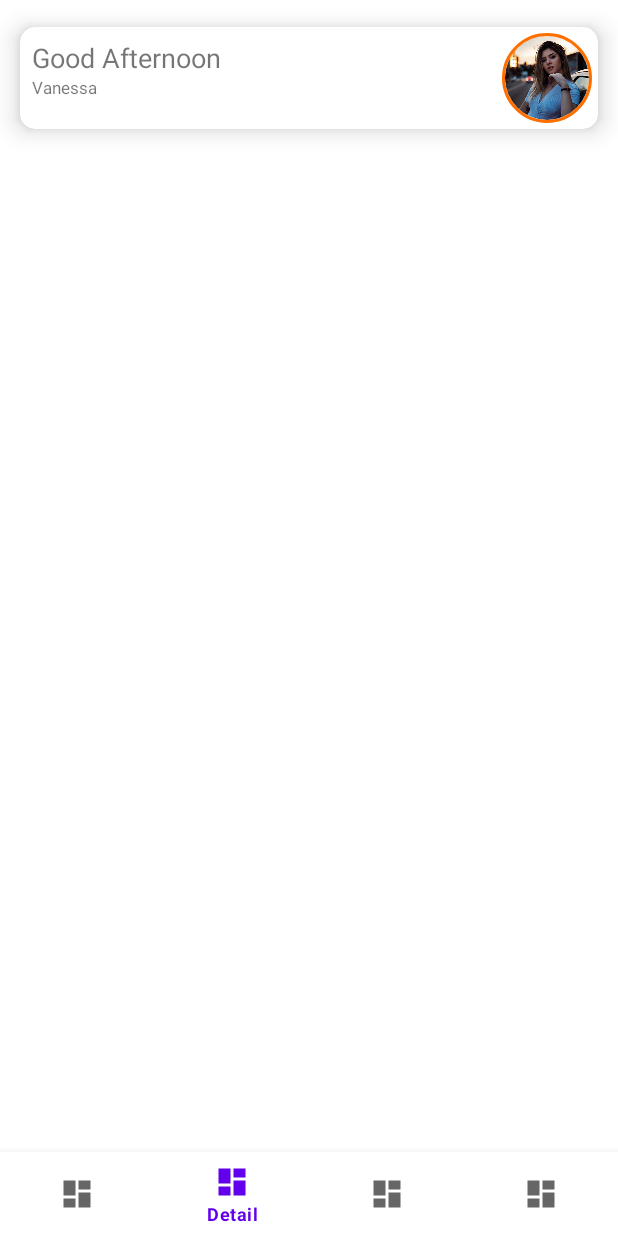
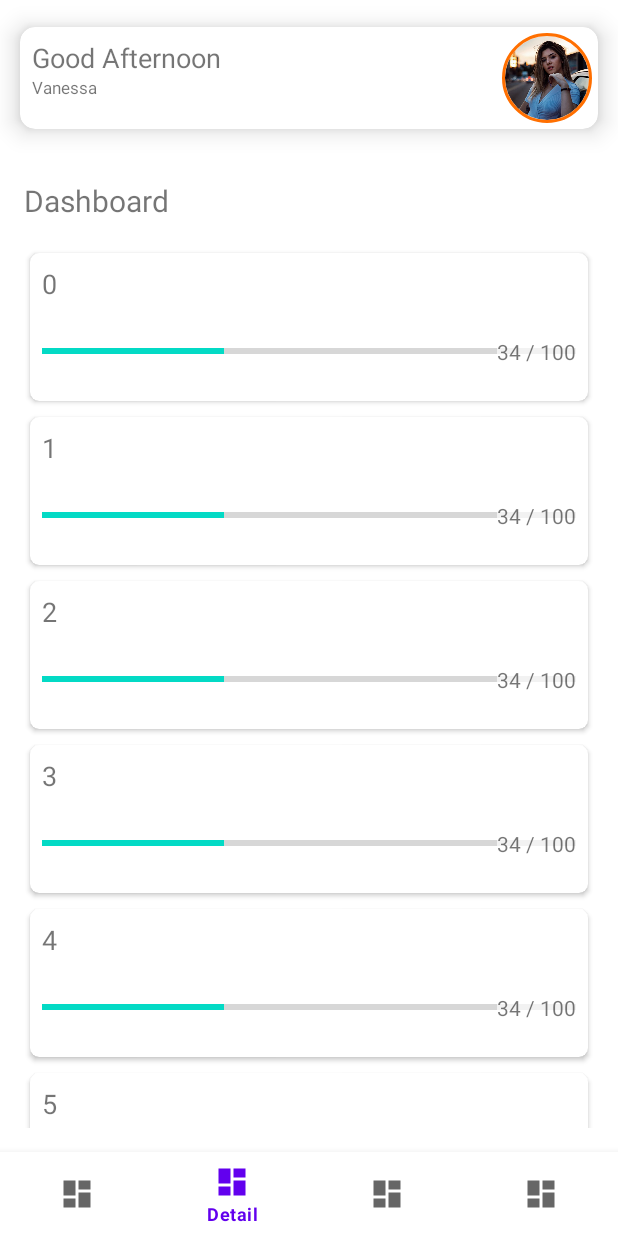
Before and after one commit to william-waiyanhtat/Progress, an Android app: the screen it shows after launch (MainActivity), item 2 of the bottom bar chosen, on a phone screen of 412 x 824 dp. Run offline under Robolectric (Android 15) with nearby library versions, the phone set to English and light mode, and no system bars; our stand-ins replace Dagger/Hilt's generated code; plain views replace CircularImageView.

```diff
--- a/app/src/main/java/com/celestial/progress/MainActivity.kt
+++ b/app/src/main/java/com/celestial/progress/MainActivity.kt
@@ -2,10 +2,18 @@
 
 import androidx.appcompat.app.AppCompatActivity
 import android.os.Bundle
+import com.celestial.progress.data.adapter.ItemAdapter
+import dagger.hilt.android.AndroidEntryPoint
 
+@AndroidEntryPoint
 class MainActivity : AppCompatActivity() {
+
+    lateinit var adapter: ItemAdapter
+
     override fun onCreate(savedInstanceState: Bundle?) {
         super.onCreate(savedInstanceState)
         setContentView(R.layout.activity_main)
+
+
     }
 }
--- a/app/src/main/java/com/celestial/progress/data/model/DefaultRepository.kt
+++ b/app/src/main/java/com/celestial/progress/data/DefaultRepository.kt
@@ -1,6 +1,7 @@
-package com.celestial.progress.data.model
+package com.celestial.progress.data
 
 import androidx.lifecycle.LiveData
+import com.celestial.progress.data.model.Counter
 
 interface DefaultRepository {
     suspend fun insertCounterItem(counterItem: Counter)
--- a/app/src/main/java/com/celestial/progress/data/adapter/ItemAdapter.kt
+++ b/app/src/main/java/com/celestial/progress/data/adapter/ItemAdapter.kt
@@ -35,4 +35,5 @@
     override fun getItemCount(): Int {
        return 100
     }
+
 }
--- a/app/src/main/res/layout/activity_main.xml
+++ b/app/src/main/res/layout/activity_main.xml
@@ -67,7 +67,6 @@
         app:layout_constraintBottom_toBottomOf="parent"
         app:defaultNavHost="true"
         android:layout_weight="1"
-        android:visibility="invisible"
         app:navGraph="@navigation/nav_graph" />
 
     <com.google.android.material.bottomnavigation.BottomNavigationView
--- a/app/src/main/res/layout/progress_item.xml
+++ b/app/src/main/res/layout/progress_item.xml
@@ -1,16 +1,25 @@
 <?xml version="1.0" encoding="utf-8"?>
-<androidx.constraintlayout.widget.ConstraintLayout
+<androidx.cardview.widget.CardView
     xmlns:android="http://schemas.android.com/apk/res/android"
     xmlns:app="http://schemas.android.com/apk/res-auto"
     xmlns:tools="http://schemas.android.com/tools"
     android:layout_width="match_parent"
-    android:layout_height="wrap_content">
+    android:layout_height="wrap_content"
+    app:cardUseCompatPadding="true"
+    app:cardCornerRadius="6dp"
+    >
+
+    <androidx.constraintlayout.widget.ConstraintLayout
+        android:layout_width="match_parent"
+        android:layout_height="wrap_content"
+        android:layout_margin="@dimen/spacing_normal">
 
         <TextView
             android:id="@+id/item_title_id"
             android:layout_width="wrap_content"
             android:layout_height="wrap_content"
-        android:text="TextView"
+            android:text="This Year"
+            android:textSize="@dimen/text_large"
             app:layout_constraintStart_toStartOf="parent"
             app:layout_constraintTop_toTopOf="parent" />
 
@@ -20,6 +29,7 @@
             android:layout_width="match_parent"
             android:layout_height="50dp"
             android:layout_marginTop="8dp"
+            android:progress="34"
             app:layout_constraintEnd_toEndOf="parent"
             app:layout_constraintHorizontal_bias="0.0"
             app:layout_constraintStart_toStartOf="parent"
@@ -29,8 +39,12 @@
             android:id="@+id/item_percent_id"
             android:layout_width="wrap_content"
             android:layout_height="wrap_content"
-        android:text="TextView"
+            android:text="34 / 100"
+            android:background="#ABFFFFFF"
             app:layout_constraintBottom_toBottomOf="@+id/item_progress_bar_id"
             app:layout_constraintEnd_toEndOf="@+id/item_progress_bar_id"
             app:layout_constraintTop_toTopOf="@+id/item_progress_bar_id" />
     </androidx.constraintlayout.widget.ConstraintLayout>
+
+
+</androidx.cardview.widget.CardView>
```
Also changed, not shown: app/build.gradle (+10 -1 lines), app/src/main/java/com/celestial/progress/data/CounterRepository.kt (+15 -3 lines), app/src/main/java/com/celestial/progress/data/CounterViewModel.kt (+8 -1 lines), app/src/main/java/com/celestial/progress/data/model/Counter.kt (+13 -9 lines), app/src/main/java/com/celestial/progress/di/AppModule.kt (+10 -3 lines), app/src/main/java/com/celestial/progress/others/Event.kt (added, +24 -0 lines), app/src/main/java/com/celestial/progress/others/Resource.kt (added, +25 -0 lines), 1 other file. Lines whose indentation alone changed are shown as unchanged.
